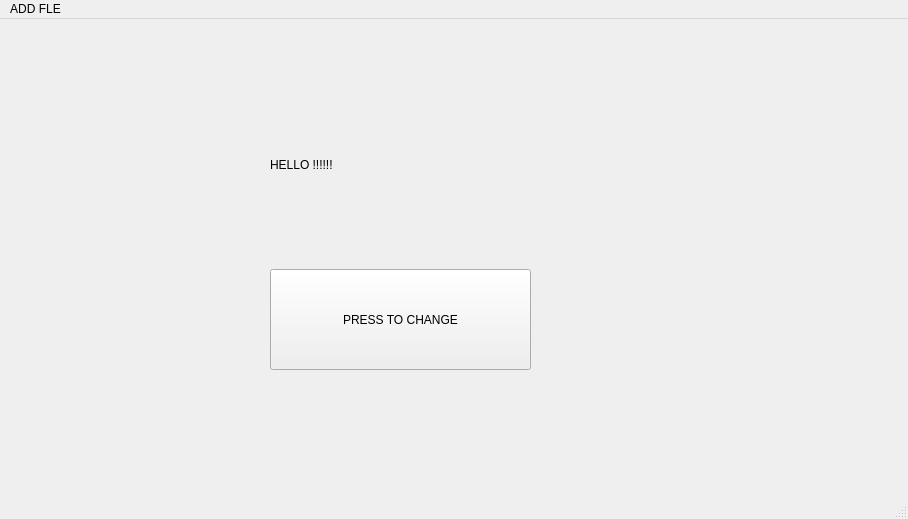
Before: the Qt Designer form main_window.ui in LuQ232/Notification_web_scrapper, drawn with Qt 5.
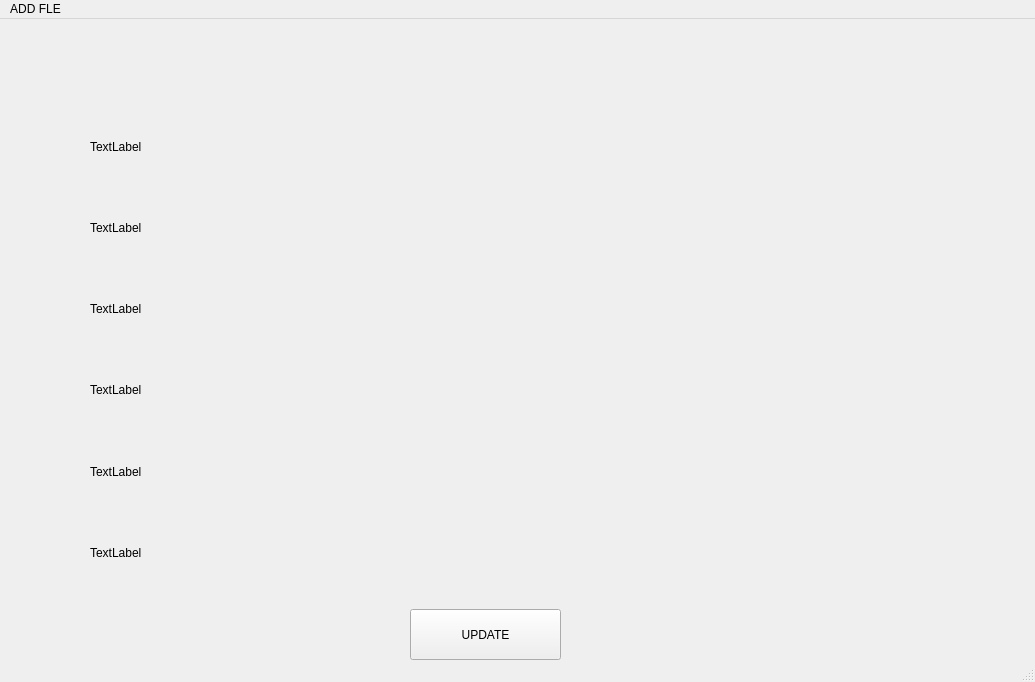
After: the same form once the commit is applied.

Commit message: First tests with window gui

What changed in the file:
```diff
--- a/main_window.ui
+++ b/main_window.ui
@@ -6,38 +6,116 @@
    <rect>
     <x>0</x>
     <y>0</y>
-    <width>908</width>
-    <height>519</height>
+    <width>1035</width>
+    <height>682</height>
    </rect>
   </property>
   <property name="windowTitle">
    <string>MainWindow</string>
   </property>
   <widget class="QWidget" name="centralwidget">
-   <widget class="QPushButton" name="button1">
+   <widget class="QWidget" name="verticalLayoutWidget">
     <property name="geometry">
      <rect>
-      <x>270</x>
-      <y>250</y>
-      <width>261</width>
-      <height>101</height>
+      <x>80</x>
+      <y>80</y>
+      <width>841</width>
+      <height>501</height>
      </rect>
     </property>
-    <property name="text">
-     <string>PRESS TO CHANGE</string>
-    </property>
+    <layout class="QHBoxLayout" name="horizontalLayout_3">
+     <property name="leftMargin">
+      <number>10</number>
+     </property>
+     <property name="topMargin">
+      <number>10</number>
+     </property>
+     <property name="rightMargin">
+      <number>10</number>
+     </property>
+     <property name="bottomMargin">
+      <number>10</number>
+     </property>
+     <item>
+      <layout class="QVBoxLayout" name="verticalLayout_3">
+       <property name="sizeConstraint">
+        <enum>QLayout::SetDefaultConstraint</enum>
+       </property>
+       <item>
+        <widget class="QLabel" name="label_1">
+         <property name="text">
+          <string>TextLabel</string>
+         </property>
+         <property name="wordWrap">
+          <bool>true</bool>
+         </property>
+        </widget>
+       </item>
+       <item>
+        <widget class="QLabel" name="label_2">
+         <property name="text">
+          <string>TextLabel</string>
+         </property>
+         <property name="wordWrap">
+          <bool>true</bool>
+         </property>
+        </widget>
+       </item>
+       <item>
+        <widget class="QLabel" name="label_3">
+         <property name="text">
+          <string>TextLabel</string>
+         </property>
+         <property name="wordWrap">
+          <bool>true</bool>
+         </property>
+        </widget>
+       </item>
+       <item>
+        <widget class="QLabel" name="label_4">
+         <property name="text">
+          <string>TextLabel</string>
+         </property>
+         <property name="wordWrap">
+          <bool>true</bool>
+         </property>
+        </widget>
+       </item>
+       <item>
+        <widget class="QLabel" name="label_5">
+         <property name="text">
+          <string>TextLabel</string>
+         </property>
+         <property name="wordWrap">
+          <bool>true</bool>
+         </property>
+        </widget>
+       </item>
+       <item>
+        <widget class="QLabel" name="label_6">
+         <property name="text">
+          <string>TextLabel</string>
+         </property>
+         <property name="wordWrap">
+          <bool>true</bool>
+         </property>
+        </widget>
+       </item>
+      </layout>
+     </item>
+    </layout>
    </widget>
-   <widget class="QLabel" name="label1">
+   <widget class="QPushButton" name="update_button">
     <property name="geometry">
      <rect>
-      <x>270</x>
-      <y>100</y>
-      <width>261</width>
-      <height>91</height>
+      <x>410</x>
+      <y>590</y>
+      <width>151</width>
+      <height>51</height>
      </rect>
     </property>
     <property name="text">
-     <string>HELLO !!!!!!</string>
+     <string>UPDATE</string>
     </property>
    </widget>
   </widget>
@@ -46,7 +124,7 @@
     <rect>
      <x>0</x>
      <y>0</y>
-     <width>908</width>
+     <width>1035</width>
      <height>21</height>
     </rect>
    </property>
```
The commit also changes 2 other files.
